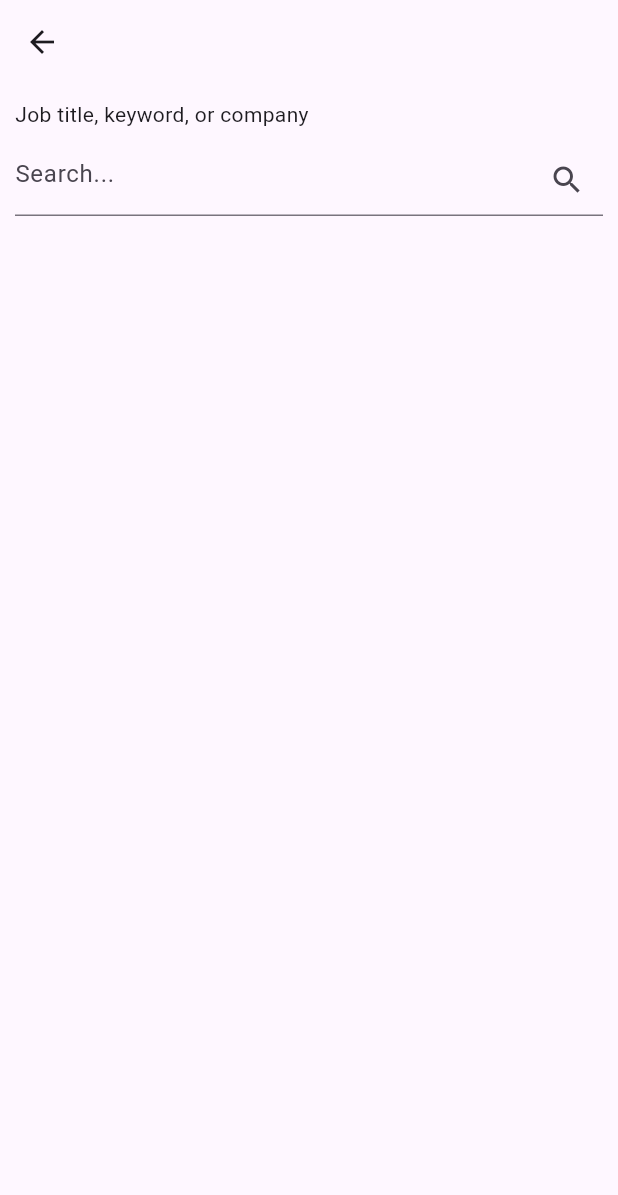
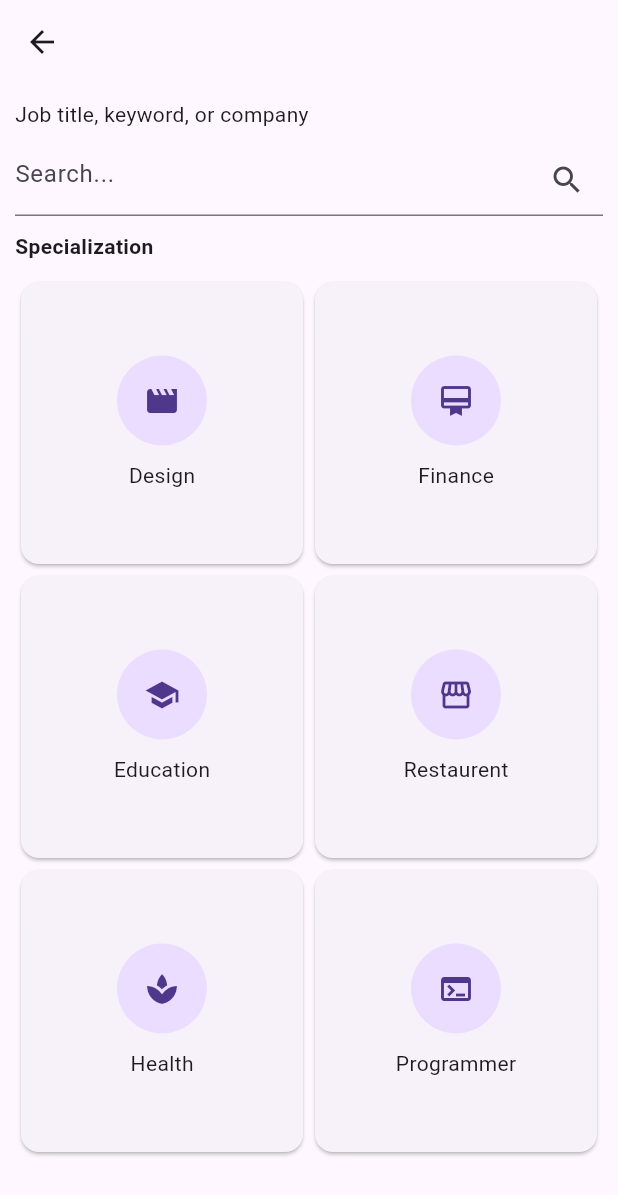
Before and after one commit to Muhaiminkpm/FYJ, a Flutter app: the JobSearch screen opened directly, on a phone screen of 412 x 824 dp. Shown: the top 1195 px of the screen. Run offline on Flutter 3.47's test engine with Material 3 defaults, Android fonts, the phone set to English and light mode, and no system bars; our stand-ins replace file_picker, geolocator, google_fonts, image_picker, shared_preferences; missing offline and left inert: flutter_pdfview; accounts and stored records are empty; network calls fail.

Commit message:
just edit

```diff
--- a/find_your_job/lib/Search Job/jobsearch.dart
+++ b/find_your_job/lib/Search Job/jobsearch.dart
@@ -1,4 +1,5 @@
 import 'package:flutter/material.dart';
+import 'package:google_fonts/google_fonts.dart';
 
 class JobSearch extends StatefulWidget {
   const JobSearch({super.key});
@@ -8,11 +9,28 @@ class JobSearch extends StatefulWidget {
 }
 
 class _JobSearch extends State<JobSearch> {
+  List<String> itemJobs = [
+    'Design',
+    'Finance',
+    'Education',
+    'Restaurent',
+    'Health',
+    'Programmer'
+  ];
+  List<IconData> itemIcon = [
+    Icons.movie,
+    Icons.card_membership,
+    Icons.school,
+    Icons.storefront,
+    Icons.spa,
+    Icons.terminal
+  ];
   @override
   Widget build(BuildContext context) {
     return Scaffold(
       appBar: AppBar(),
-      body: const Padding(
+      body: SingleChildScrollView(
+        child: Padding(
           padding: EdgeInsets.all(10),
           child: Column(
             crossAxisAlignment: CrossAxisAlignment.start,
@@ -26,8 +44,38 @@ class _JobSearch extends State<JobSearch> {
                   suffixIcon: Icon(Icons.search),
                   hintText: 'Search...',
                 ),
+              ),
+              SizedBox(height: 10),
+              Text(
+                'Specialization',
+                style: GoogleFonts.aBeeZee(fontWeight: FontWeight.bold),
+              ),
+              SizedBox(height: 10),
+              GridView.builder(
+                shrinkWrap: true,
+                physics: NeverScrollableScrollPhysics(),
+                gridDelegate: SliverGridDelegateWithFixedCrossAxisCount(
+                  crossAxisCount: 2,
+                ),
+                itemCount: itemJobs.length,
+                itemBuilder: (context, index) {
+                  return Card(
+                    child: Column(
+                      mainAxisAlignment: MainAxisAlignment.center,
+                      children: [
+                        CircleAvatar(
+                          radius: 30,
+                          child: Icon(itemIcon[index]),
+                        ),
+                        SizedBox(height: 10),
+                        Text(itemJobs[index])
+                      ],
+                    ),
+                  );
+                },
               )
             ],
+          ),
         ),
       ),
     );
--- a/find_your_job/pubspec.yaml
+++ b/find_your_job/pubspec.yaml
@@ -74,6 +74,7 @@ flutter:
    - asset\success_man.png
    - asset\future rocket.png
    - asset\job icon.png
+   - asset\search background.png
 
   # To add assets to your application, add an assets section, like this:
   # assets:
```
Also changed, not shown: find_your_job/lib/Bottan Navigatoin/home1.dart (+114 -54 lines), find_your_job/lib/home/home.dart (+3 -5 lines), find_your_job/asset/search background.png (added). Lines whose indentation alone changed are shown as unchanged.
